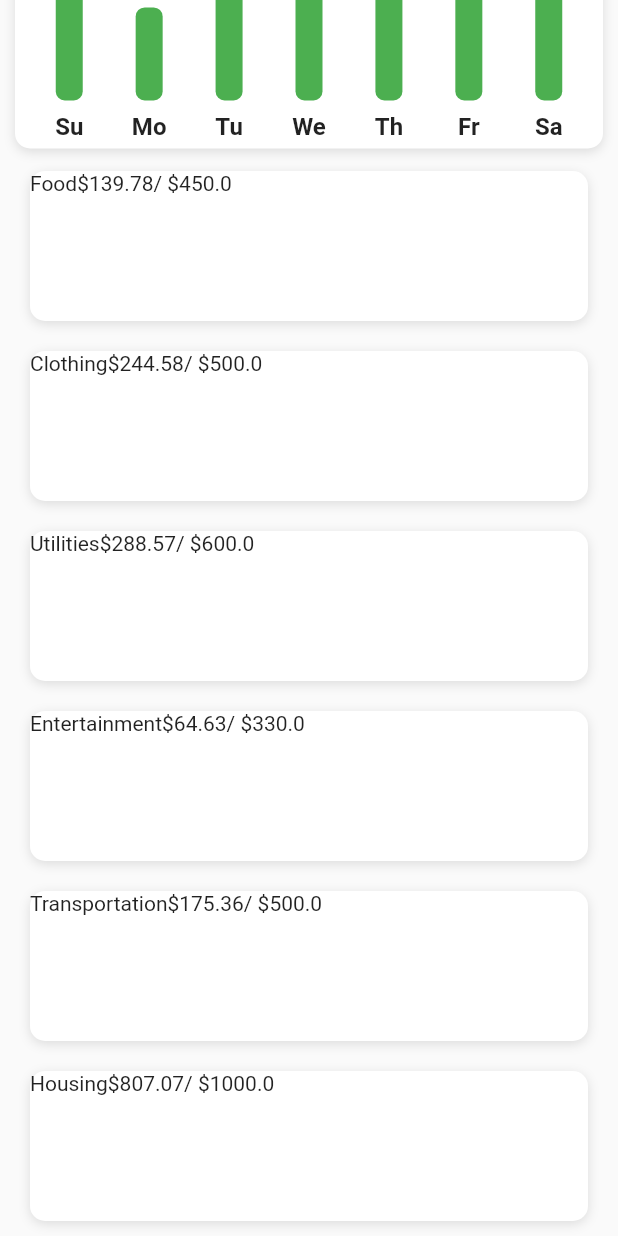
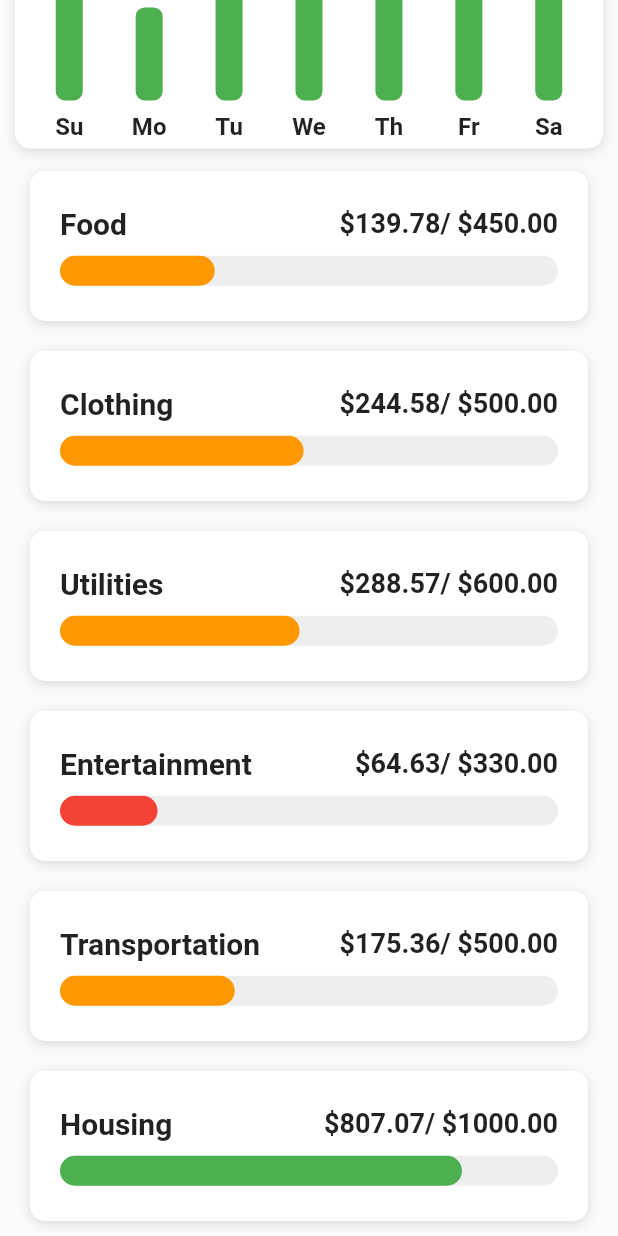
Before and after one commit to roktim32/My-Budget-App, a Flutter app: the screen it shows after launch, scrolled down 326 dp, on a phone screen of 412 x 824 dp. Run offline on Flutter 3.47's test engine with Material 2 defaults, Android fonts, the phone set to English and light mode, and no system bars.

Commit message:
category

```diff
--- /dev/null
+++ b/lib/helpers/color_helper.dart
@@ -0,0 +1,10 @@
+import 'package:flutter/material.dart';
+
+Color getColor(BuildContext context, double percent) {
+  if (percent >= 0.5) {
+    return Theme.of(context).primaryColor;
+  } else if (percent >= 0.25) {
+    return Colors.orange;
+  }
+  return Colors.red;
+}
--- /dev/null
+++ b/lib/screens/category_screen.dart
@@ -0,0 +1,16 @@
+import 'package:flutter/material.dart';
+import 'package:flutter_budget_ui/models/category_model.dart';
+
+class CategoryScreen extends StatefulWidget {
+  final Category category;
+
+  @override
+  _CategoryScreenState createState() => _CategoryScreenState();
+}
+
+class _CategoryScreenState extends State<CategoryScreen> {
+  @override
+  Widget build(BuildContext context) {
+    return Container();
+  }
+}
--- a/lib/screens/home_screen.dart
+++ b/lib/screens/home_screen.dart
@@ -1,5 +1,6 @@
 import 'package:flutter/material.dart';
 import 'package:flutter_budget_ui/data/data.dart';
+import 'package:flutter_budget_ui/helpers/color_helper.dart';
 import 'package:flutter_budget_ui/models/category_model.dart';
 import 'package:flutter_budget_ui/models/expense_model.dart';
 import 'package:flutter_budget_ui/widgets/bar_chart.dart';
@@ -11,7 +12,15 @@ class HomeScreen extends StatefulWidget {
 
 class _HomeScreenState extends State<HomeScreen> {
   _buildCategory(Category category, double totalAmountSpent) {
-    return Container(
+    return GestureDetector(
+      onTap: () => Navigator.push(
+        context,
+        MaterialPageRoute(
+          builder: (_) => CategoryScreen(category: category),
+        ),
+      ),
+      child: Container(
+        padding: EdgeInsets.all(20.0),
         margin: EdgeInsets.symmetric(
           horizontal: 20.0,
           vertical: 10.0,
@@ -30,15 +39,58 @@ class _HomeScreenState extends State<HomeScreen> {
           ],
         ),
         child: Column(
+          mainAxisAlignment: MainAxisAlignment.center,
           children: <Widget>[
             Row(
+              mainAxisAlignment: MainAxisAlignment.spaceBetween,
               children: <Widget>[
-              Text(category.name!),
                 Text(
-                  '\$${(category.maxAmount! - totalAmountSpent).toStringAsFixed(2)}/ \$${category.maxAmount}')
-            ],
+                  category.name!,
+                  style: TextStyle(fontSize: 20.0, fontWeight: FontWeight.w600),
+                ),
+                Text(
+                  '\$${(category.maxAmount! - totalAmountSpent).toStringAsFixed(2)}/ \$${category.maxAmount!.toStringAsFixed(2)}',
+                  style: TextStyle(fontSize: 18.0, fontWeight: FontWeight.w600),
                 )
               ],
+            ),
+            SizedBox(
+              height: 10.0,
+            ),
+            LayoutBuilder(
+              builder: (BuildContext context, BoxConstraints constraints) {
+                final double maxBarWidth = constraints.maxWidth;
+                final double percent =
+                    (category.maxAmount! - totalAmountSpent) /
+                        category.maxAmount!;
+                double barWidth = percent * maxBarWidth;
+
+                if (barWidth < 0) {
+                  barWidth = 0;
+                }
+                return Stack(
+                  children: <Widget>[
+                    Container(
+                      height: 20.0,
+                      decoration: BoxDecoration(
+                        color: Colors.grey[200],
+                        borderRadius: BorderRadius.circular(15.0),
+                      ),
+                    ),
+                    Container(
+                      height: 20.0,
+                      width: barWidth,
+                      decoration: BoxDecoration(
+                        color: getColor(context, percent),
+                        borderRadius: BorderRadius.circular(15.0),
+                      ),
+                    )
+                  ],
+                );
+              },
+            ),
+          ],
+        ),
       ),
     );
   }
```
Lines whose indentation alone changed are shown as unchanged.
